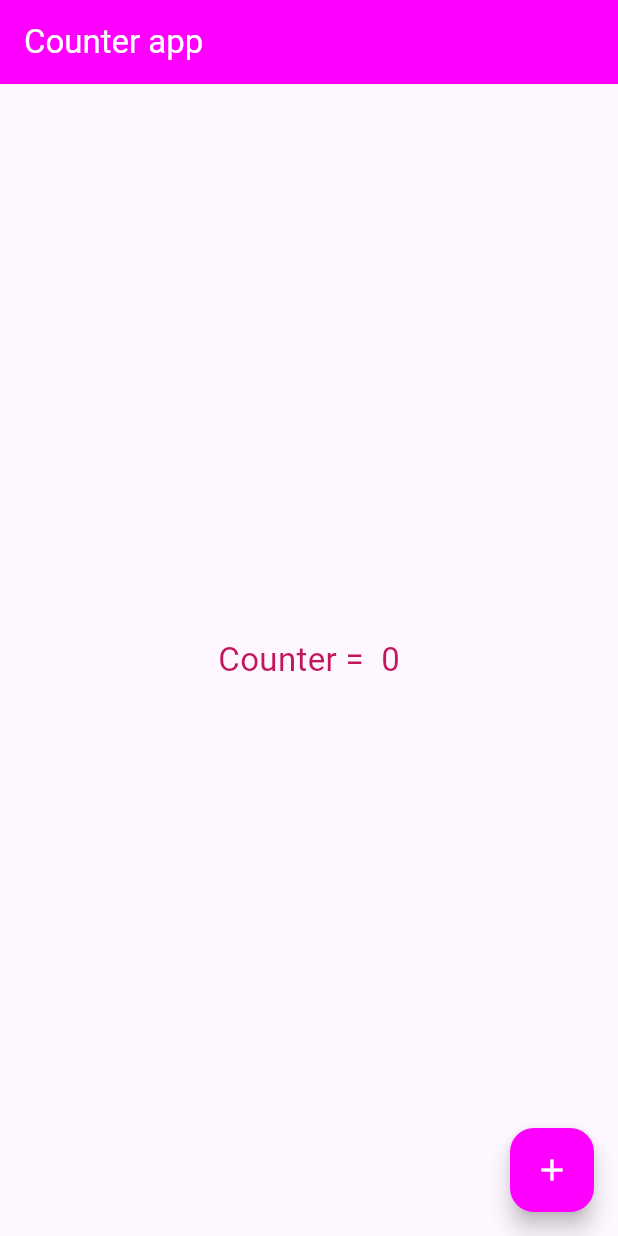
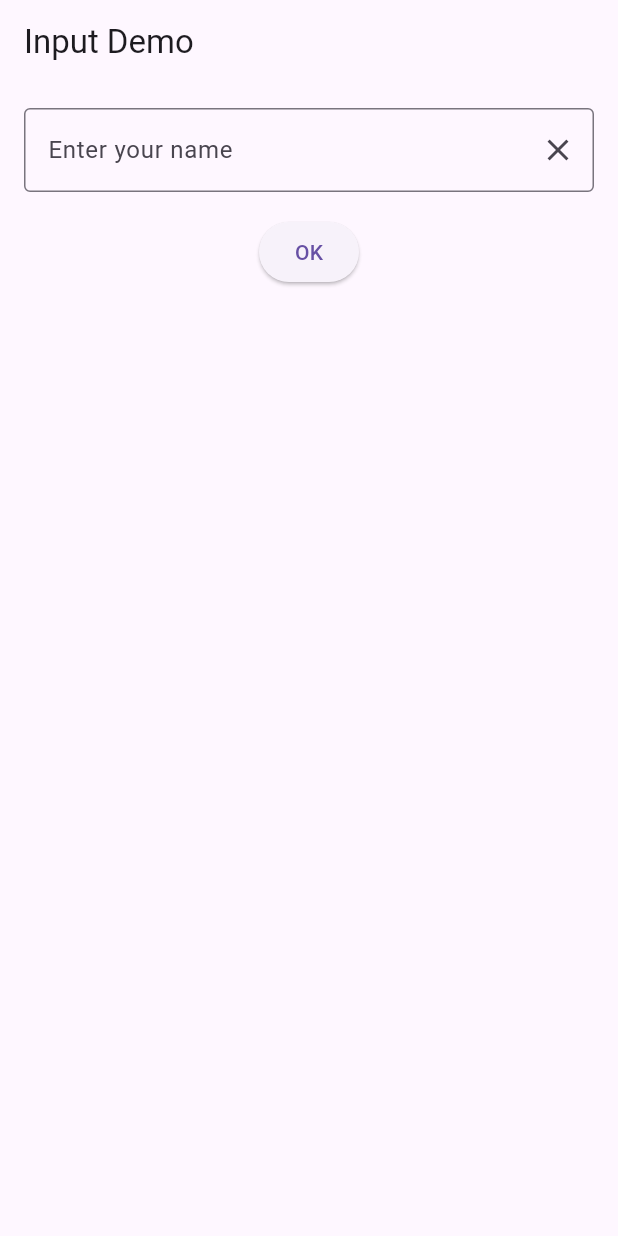
Before and after one commit to Mondanai/App, a Flutter app: the screen it shows after launch, on a phone screen of 412 x 824 dp. Run offline on Flutter 3.47's test engine with Material 3 defaults, Android fonts, the light colour scheme and no system bars.

Commit message:
name input demo

```diff
--- a/lib/main.dart
+++ b/lib/main.dart
@@ -1,9 +1,8 @@
 import 'package:flutter/material.dart';
-import 'package:flutter_application_week5/week04/basic.dart';
-import 'package:flutter_application_week5/week04/counter.dart';
+import 'package:flutter_application_week5/week04/input_demo.dart';
 
 
 void main() {
   //basic
-runApp(MaterialApp(home:Counter()));
+runApp(MaterialApp(home:InputDemo()));
 }
--- /dev/null
+++ b/lib/week04/input_demo.dart
@@ -0,0 +1,49 @@
+import 'package:flutter/material.dart';
+
+class InputDemo extends StatefulWidget {
+  const InputDemo({super.key});
+
+  @override
+  State<InputDemo> createState() => _InputDemoState();
+}
+
+class _InputDemoState extends State<InputDemo> {
+  //variables
+  String message = '';
+  TextEditingController tcName = TextEditingController();
+
+  //function
+  void updateText() {
+    setState(() {
+      message = tcName.text;
+    });
+  }
+
+  @override
+  Widget build(BuildContext context) {
+    return Scaffold(
+      appBar: AppBar(title: Text('Input Demo')),
+      body: Column(
+        children: [
+          Padding(
+            padding: const EdgeInsets.all(16.0),
+            child: TextField(
+              decoration: InputDecoration(
+                border: OutlineInputBorder(),
+                labelText: 'Enter your name',
+                suffixIcon: IconButton(
+                  onPressed: tcName.clear,
+                  icon: Icon(Icons.clear),
+                ),
+              ),
+              controller: tcName,
+            ),
+          ),
+          ElevatedButton(onPressed: updateText, child: Text('OK')),
+          SizedBox(height: 16),
+          Text(message),
+        ],
+      ),
+    );
+  }
+}
```
